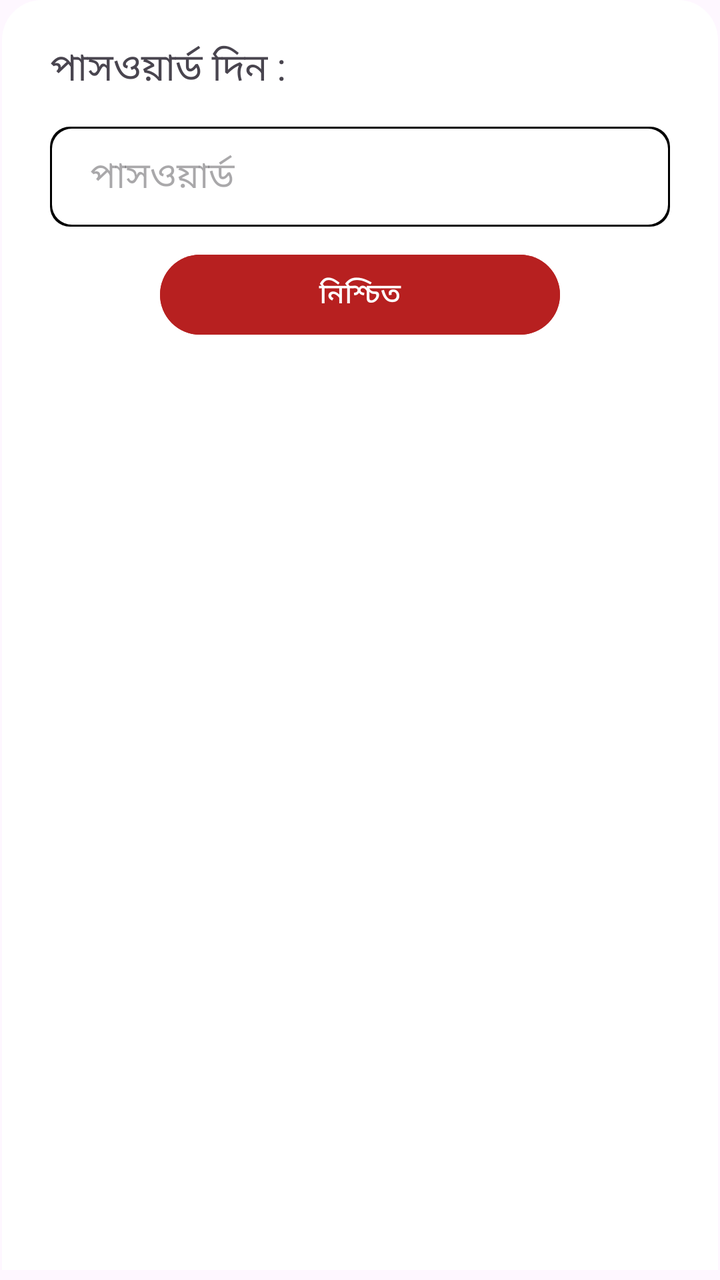
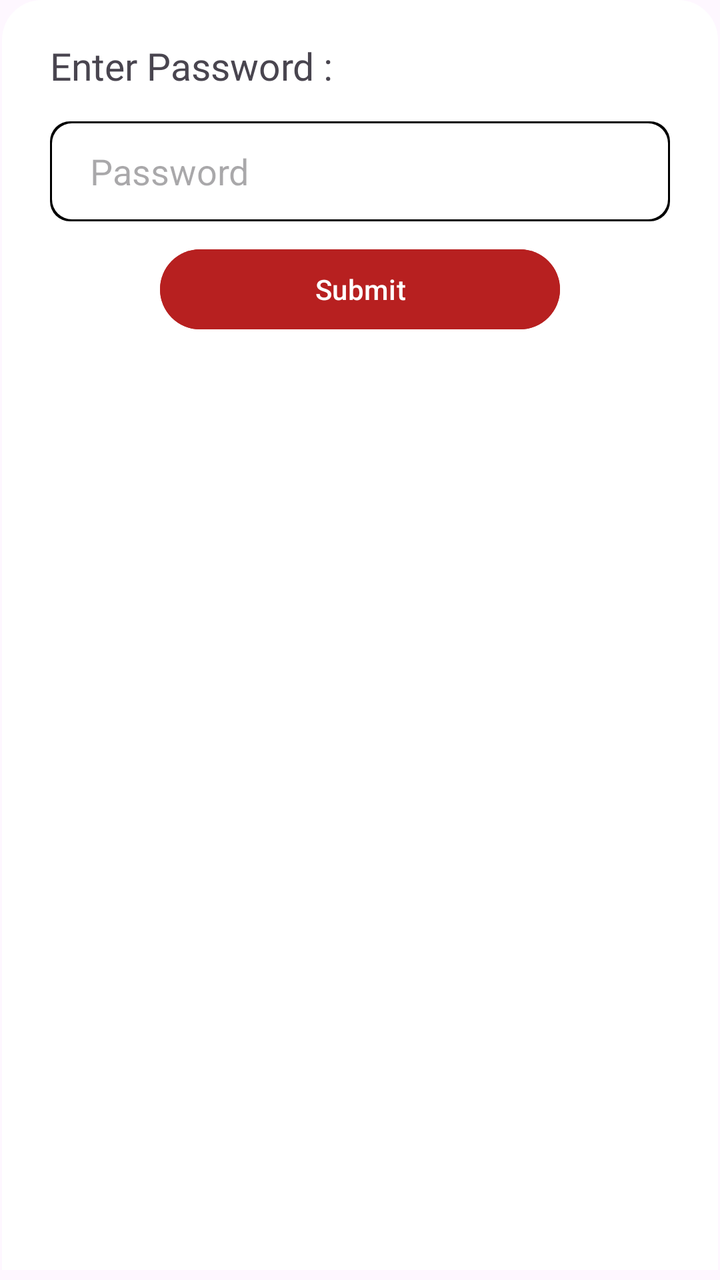

Before-and-after screenshots of an Android layout around one commit, followed by the original layout XML and the change that was made.
<!-- AndroidManifest.xml: application theme Theme.HisabKorun -->
<!-- res/layout/bottom_dialouge.xml -->
<?xml version="1.0" encoding="utf-8"?>
<RelativeLayout xmlns:android="http://schemas.android.com/apk/res/android"
    android:layout_width="match_parent"
    android:layout_height="match_parent"
    android:background="@drawable/top_curved"
    android:padding="10dp"

    >

    <TextView
        android:id="@+id/op1_bd"
        android:layout_width="wrap_content"
        android:layout_height="wrap_content"
        android:text="পাসওয়ার্ড দিন : "
        android:textSize="19dp"
        android:layout_marginTop="10dp"
        android:layout_marginLeft="15dp"
        android:fontFamily="@font/ballo"

        />


    <EditText
        android:layout_below="@+id/op1_bd"
        android:id="@+id/ed_bd"
        android:layout_width="match_parent"
        android:layout_height="50dp"
        android:hint="পাসওয়ার্ড"
        android:paddingLeft="20dp"
        android:layout_marginLeft="30dp"
        android:inputType="numberPassword"
        android:layout_centerHorizontal="true"
        android:background="@drawable/curved"
        android:layout_marginTop="15dp"

        />

    <Button
        android:id="@+id/btn_bd"
        android:layout_width="200dp"
        android:layout_height="wrap_content"
        android:text="নিশ্চিত"
        android:layout_marginHorizontal="20dp"
        android:layout_below="@+id/ed_bd"
        android:backgroundTint="@color/theme"
        android:layout_marginTop="10dp"
        android:layout_centerHorizontal="true"
        />





</RelativeLayout>
<!-- resources referenced by this layout -->
<resources>
  <color name="theme">#B72020</color>
  <!-- drawable curved (drawable) -->
  <?xml version="1.0" encoding="utf-8"?>
  <layer-list xmlns:android="http://schemas.android.com/apk/res/android">
  
      
      <item>
          <shape android:shape="rectangle">
              <solid android:color="#000000" />
              
              <corners android:radius="10dp" /> 
          </shape>
      </item>
  
      
      <item
          android:bottom="1dp"
          android:left="1dp"
          android:right="1dp"
          android:top="1dp">
  
          <shape android:shape="rectangle">
              <solid android:color="#FFFFFF" />
              
              <corners android:radius="10dp" /> 
          </shape>
  
          <shape android:shape="rectangle">
              
              <corners android:radius="10dp" />
              <stroke
                  android:width="0dp"
                  android:color="#10000000" />
          </shape>
      </item>
  
  </layer-list>
  <!-- drawable top_curved (drawable) -->
  <?xml version="1.0" encoding="utf-8"?>
  <layer-list xmlns:android="http://schemas.android.com/apk/res/android" >
  
  
      <item>
          <shape android:shape="rectangle" >
              <solid android:color="@android:color/transparent" />
              <corners android:radius="0dp" />
          </shape>
      </item>
      
      
      <item
          android:bottom="5dp"
          android:left="1dp"
          android:right="1dp"
          android:top="0dp">
          
          
          <shape android:shape="rectangle" >
              <solid
                  android:color="#FFFFFF"
                  />
              <corners
                  android:bottomLeftRadius="0dip"
                  android:bottomRightRadius="0dip"
                  android:topRightRadius="20dip"
                  android:topLeftRadius="20dip"
                  />
  
  
          </shape>
          
          <shape android:shape="rectangle"  >
               <corners android:radius="0dip" />
               <stroke android:width="0dip" 
                   android:color="#10000000" />
           </shape>
                   
                       
      </item>
  
  </layer-list>
  <style name="Theme.HisabKorun" parent="Base.Theme.HisabKorun" />
  <style name="Base.Theme.HisabKorun" parent="Theme.Material3.Light.NoActionBar">
          <item name="android:statusBarColor" tools:targetApi="l">#FFFFFF</item>
          <item name="android:windowLightStatusBar" tools:ignore="NewApi">true</item>
  
      </style>
</resources>

<!-- the commit's change to res/layout/bottom_dialouge.xml (unified diff, before → after) -->
@@ -11,7 +11,7 @@
         android:id="@+id/op1_bd"
         android:layout_width="wrap_content"
         android:layout_height="wrap_content"
-        android:text="পাসওয়ার্ড দিন : "
+        android:text="Enter Password : "
         android:textSize="19dp"
         android:layout_marginTop="10dp"
         android:layout_marginLeft="15dp"
@@ -25,7 +25,7 @@
         android:id="@+id/ed_bd"
         android:layout_width="match_parent"
         android:layout_height="50dp"
-        android:hint="পাসওয়ার্ড"
+        android:hint="Password"
         android:paddingLeft="20dp"
         android:layout_marginLeft="30dp"
         android:inputType="numberPassword"
@@ -39,7 +39,7 @@
         android:id="@+id/btn_bd"
         android:layout_width="200dp"
         android:layout_height="wrap_content"
-        android:text="নিশ্চিত"
+        android:text="Submit"
         android:layout_marginHorizontal="20dp"
         android:layout_below="@+id/ed_bd"
         android:backgroundTint="@color/theme"
